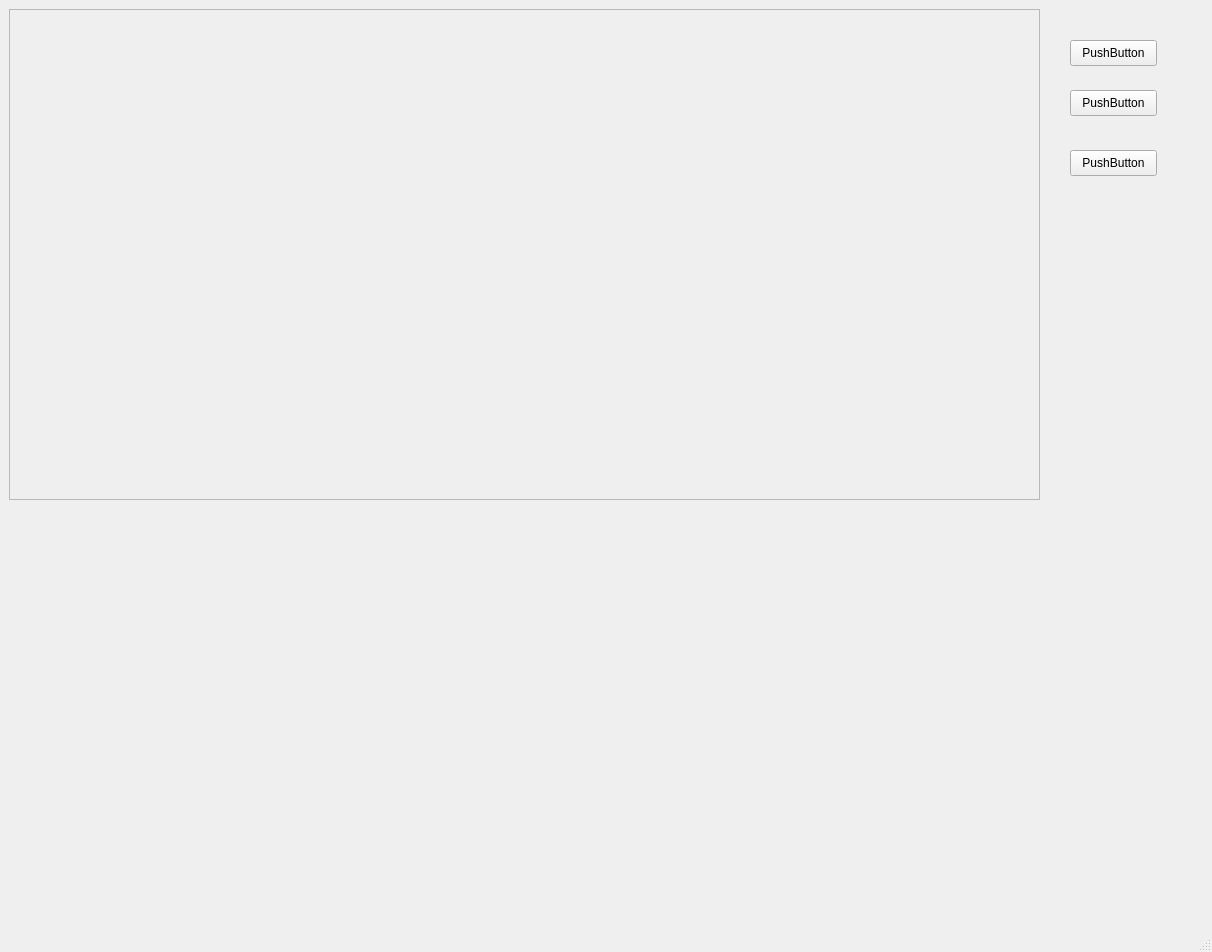
Old version of the form mainwindow.ui in the repository bcaua321/computacao_grafica.
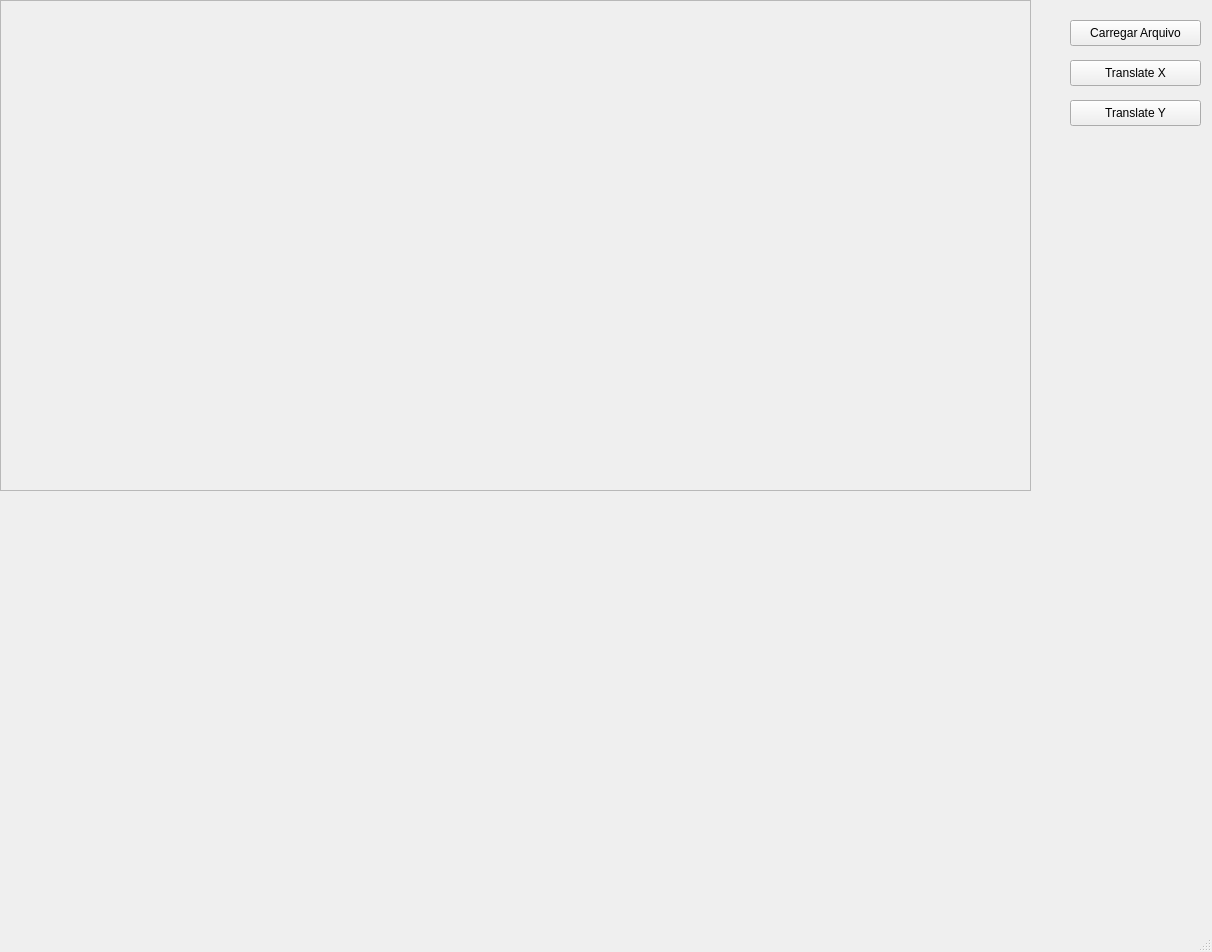
New version of the form.

Commit message: Add point and fixing window frame

Patch:
```diff
--- a/mainwindow.ui
+++ b/mainwindow.ui
@@ -18,50 +18,61 @@
     <property name="geometry">
      <rect>
       <x>1070</x>
-      <y>40</y>
-      <width>87</width>
+      <y>20</y>
+      <width>131</width>
       <height>26</height>
      </rect>
     </property>
+    <property name="minimumSize">
+     <size>
+      <width>0</width>
+      <height>26</height>
+     </size>
+    </property>
     <property name="text">
-     <string>PushButton</string>
+     <string>Carregar Arquivo</string>
     </property>
    </widget>
    <widget class="QPushButton" name="pushButton_2">
     <property name="geometry">
      <rect>
       <x>1070</x>
-      <y>90</y>
-      <width>87</width>
+      <y>60</y>
+      <width>131</width>
       <height>26</height>
      </rect>
     </property>
-    <property name="text">
-     <string>PushButton</string>
-    </property>
-   </widget>
-   <widget class="QPushButton" name="pushButton_3">
-    <property name="geometry">
-     <rect>
-      <x>1070</x>
-      <y>150</y>
-      <width>87</width>
+    <property name="minimumSize">
+     <size>
+      <width>0</width>
       <height>26</height>
-     </rect>
+     </size>
     </property>
     <property name="text">
-     <string>PushButton</string>
+     <string>Translate X</string>
     </property>
    </widget>
    <widget class="QFrame" name="frame">
     <property name="geometry">
      <rect>
-      <x>9</x>
-      <y>9</y>
+      <x>0</x>
+      <y>0</y>
       <width>1031</width>
       <height>491</height>
      </rect>
     </property>
+    <property name="minimumSize">
+     <size>
+      <width>0</width>
+      <height>491</height>
+     </size>
+    </property>
+    <property name="maximumSize">
+     <size>
+      <width>16777215</width>
+      <height>491</height>
+     </size>
+    </property>
     <property name="frameShape">
      <enum>QFrame::StyledPanel</enum>
     </property>
@@ -69,6 +80,25 @@
      <enum>QFrame::Raised</enum>
     </property>
    </widget>
+   <widget class="QPushButton" name="pushButton_3">
+    <property name="geometry">
+     <rect>
+      <x>1070</x>
+      <y>100</y>
+      <width>131</width>
+      <height>26</height>
+     </rect>
+    </property>
+    <property name="minimumSize">
+     <size>
+      <width>0</width>
+      <height>26</height>
+     </size>
+    </property>
+    <property name="text">
+     <string>Translate Y</string>
+    </property>
+   </widget>
   </widget>
   <widget class="QMenuBar" name="menubar">
    <property name="geometry">
```
The commit also changes 2 other files.
